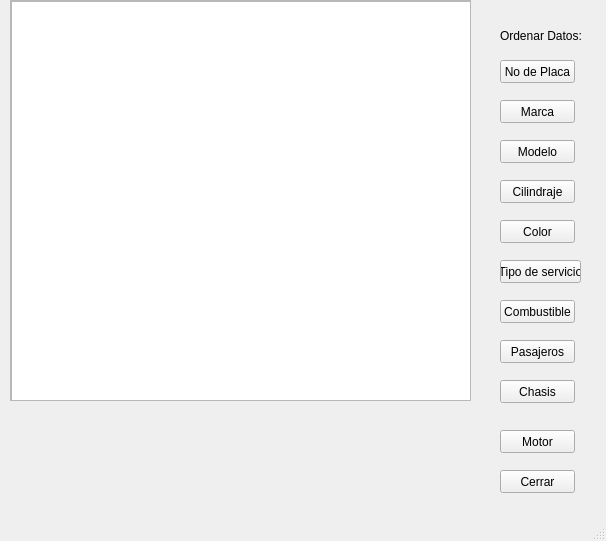
This is ListarVehiculos.ui in OSarmient/Parcial2 as Qt 5 draws it before an edit. The edited form follows.
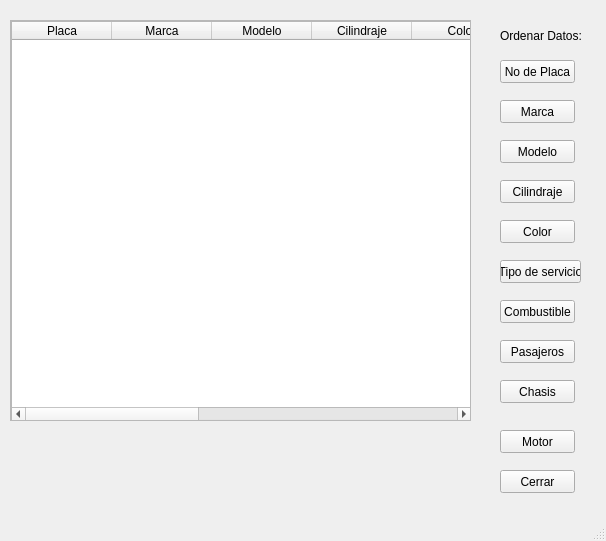
This is the edited form.

What changed in the file:
```diff
--- a/ListarVehiculos.ui
+++ b/ListarVehiculos.ui
@@ -148,7 +148,7 @@
     <property name="geometry">
      <rect>
       <x>10</x>
-      <y>0</y>
+      <y>20</y>
       <width>461</width>
       <height>401</height>
      </rect>
@@ -165,7 +165,7 @@
        <height>399</height>
       </rect>
      </property>
-     <widget class="QTableView" name="TablaListaVehiculo">
+     <widget class="QTableWidget" name="tableWidget">
       <property name="geometry">
        <rect>
         <x>0</x>
@@ -174,6 +174,56 @@
         <height>401</height>
        </rect>
       </property>
+      <column>
+       <property name="text">
+        <string>Placa</string>
+       </property>
+      </column>
+      <column>
+       <property name="text">
+        <string>Marca</string>
+       </property>
+      </column>
+      <column>
+       <property name="text">
+        <string>Modelo</string>
+       </property>
+      </column>
+      <column>
+       <property name="text">
+        <string>Cilindraje</string>
+       </property>
+      </column>
+      <column>
+       <property name="text">
+        <string>Color</string>
+       </property>
+      </column>
+      <column>
+       <property name="text">
+        <string>Tipo de uso</string>
+       </property>
+      </column>
+      <column>
+       <property name="text">
+        <string>Combustible</string>
+       </property>
+      </column>
+      <column>
+       <property name="text">
+        <string>No. Pasajeros</string>
+       </property>
+      </column>
+      <column>
+       <property name="text">
+        <string>No. Chasis</string>
+       </property>
+      </column>
+      <column>
+       <property name="text">
+        <string>No. Motor</string>
+       </property>
+      </column>
      </widget>
     </widget>
    </widget>
```
Left out of the diff: 52 changed lines with no effect on the pictures.
